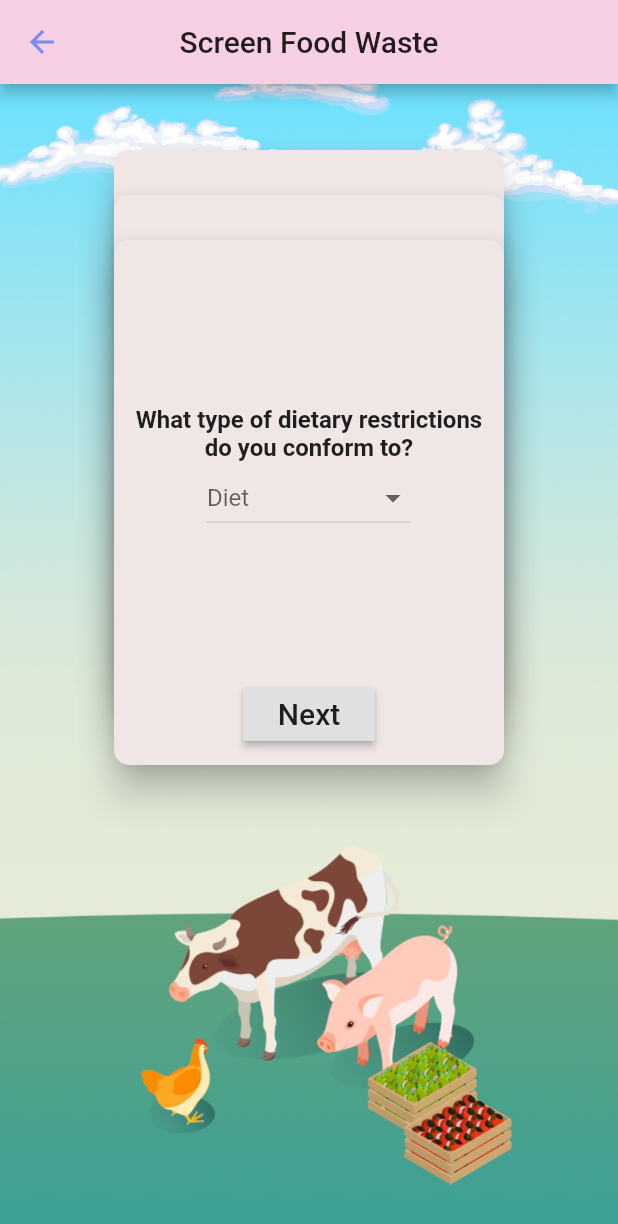
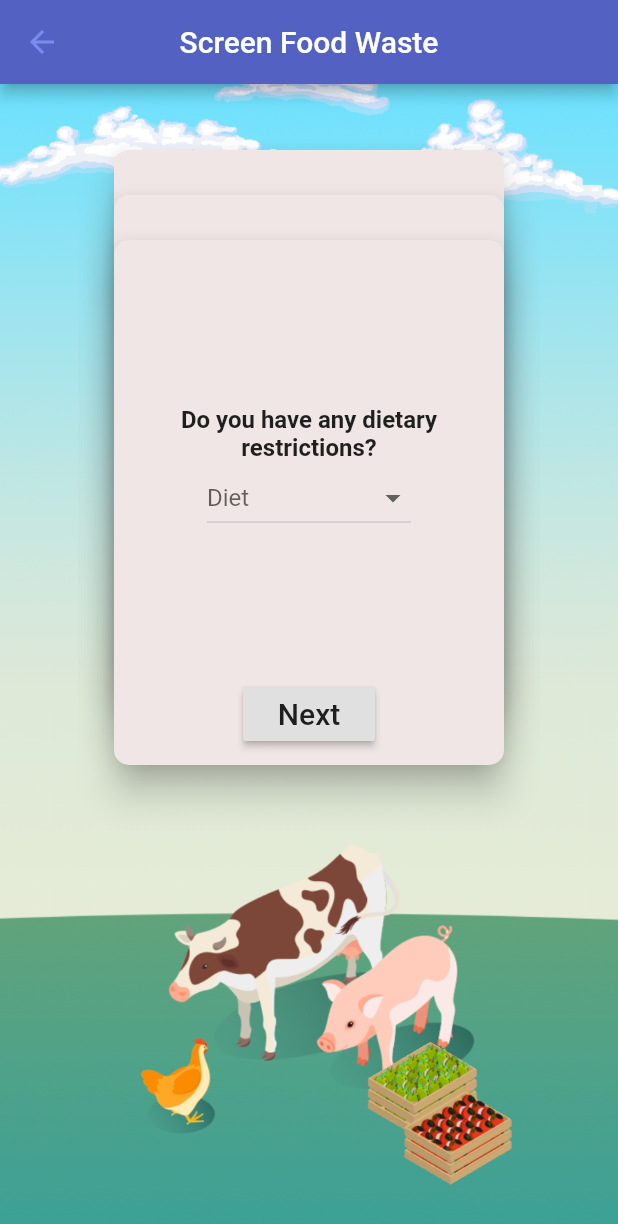
Before and after one commit to jacobjdong/Trash-Specto, a Flutter app: the screen it shows after launch, after a tap on "Food Waste", on a phone screen of 412 x 824 dp. Shown: the top 1224 px of the screen. Run offline on Flutter 3.47's test engine with Material 2 defaults, Android fonts, the phone set to English and light mode, and no system bars; missing offline and left inert: arcore_flutter_plugin; Roboto replaces fonts that are missing (Georgia).

Commit message:
some aesthetic changes

```diff
--- a/trashspecto1/lib/food.dart
+++ b/trashspecto1/lib/food.dart
@@ -76,7 +76,7 @@ class _ScreenFoodWasteState extends State<ScreenFoodWaste> {
                         height: 100,
                       ),
                       Text(
-                        'What type of dietary restrictions do you conform to?',
+                        'Do you have any dietary restrictions?',
                         textAlign: TextAlign.center,
                         style: TextStyle(
                           fontSize: 16,
@@ -236,7 +236,7 @@ class _ScreenFoodWasteState extends State<ScreenFoodWaste> {
                             this._eatingOut = value;
                           });
                         },
-                        question: "How much food do you compost?",
+                        question: "What percentage of your food do you compost?",
                         min: 0,
                         max: 100,
                         showerTime: this._compostingFreq,
--- a/trashspecto1/lib/main.dart
+++ b/trashspecto1/lib/main.dart
@@ -13,7 +13,7 @@ class MyApp extends StatelessWidget {
     return new MaterialApp(
       title: 'Flutter Demo',
       theme: ThemeData(
-        primaryColor: Color(0xfff7d0e5),
+        primaryColor: Color(0xff5361c2),
         accentColor: Color(0xff9ee493),
 
         fontFamily: 'Georgia'
--- a/trashspecto1/lib/trash.dart
+++ b/trashspecto1/lib/trash.dart
@@ -77,7 +77,7 @@ class _ScreenTrashState extends State<ScreenTrash> {
                         this._recyclePercent = value;
                       });
                     },
-                    question: "What percentage of your waste do you recycle",
+                    question: "What percentage of your waste do you recycle?",
                     min: 0,
                     max: 100,
                     showerTime: this._recyclePercent,
@@ -135,7 +135,7 @@ class _ScreenTrashState extends State<ScreenTrash> {
                         this._compostPercent = value;
                       });
                     },
-                    question: "How much of your food waste do you compost",
+                    question: "What percentage of your food waste do you compost?",
                     min: 0,
                     max: 100,
                     showerTime: this._compostPercent,
@@ -263,7 +263,7 @@ class _ScreenTrashState extends State<ScreenTrash> {
                         this._clothing = value;
                       });
                     },
-                    question: "What percent of your clothing do you donate",
+                    question: "What percentage of your clothing do you donate?",
                     min: 0,
                     max: 100,
                     showerTime: this._clothing,
--- a/trashspecto1/lib/water.dart
+++ b/trashspecto1/lib/water.dart
@@ -77,7 +77,7 @@ class _ScreenWastewaterState extends State<ScreenWastewater> {
                         this._toiletFreq = value;
                       });
                     },
-                    question: "How often do you flush the toilet? (per day)",
+                    question: "How often do you flush the toilet?",
                     min: 0,
                     max: 10,
                     showerTime: this._toiletFreq,
@@ -192,7 +192,7 @@ class _ScreenWastewaterState extends State<ScreenWastewater> {
                         this._showerTime = value;
                       });
                     },
-                    question: "How long is your average shower (minutes)",
+                    question: "How long is your average shower?",
                     min: 5,
                     max: 30,
                     showerTime: this._showerTime,
@@ -380,7 +380,7 @@ class _ScreenWastewaterState extends State<ScreenWastewater> {
                         this._lawnSize = value;
                       });
                     },
-                    question: "How large is your grass lawn",
+                    question: "How large is your grass lawn?",
                     min: 0,
                     max: 100,
                     showerTime: this._lawnSize,
```
